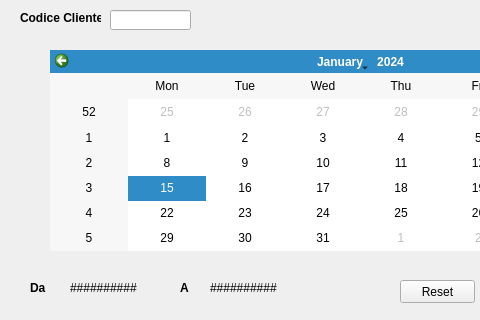
stefanodecillis/Progetto_Fondamenti_WR, file interrogazione.ui: the form before one commit; both pictures show x 0 to 480 and y 0 to 320 of the 714 by 505 pixel window.
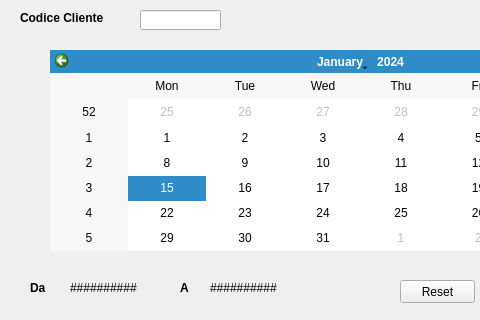
The form after the commit.

Diff of the .ui file:
```diff
--- a/interrogazione.ui
+++ b/interrogazione.ui
@@ -207,7 +207,7 @@
    <widget class="QLineEdit" name="lineEdit">
     <property name="geometry">
      <rect>
-      <x>110</x>
+      <x>140</x>
       <y>10</y>
       <width>81</width>
       <height>20</height>
@@ -219,7 +219,7 @@
      <rect>
       <x>20</x>
       <y>10</y>
-      <width>81</width>
+      <width>101</width>
       <height>16</height>
      </rect>
     </property>
```
Left out of the diff: 6 changed lines with no effect on the pictures.
